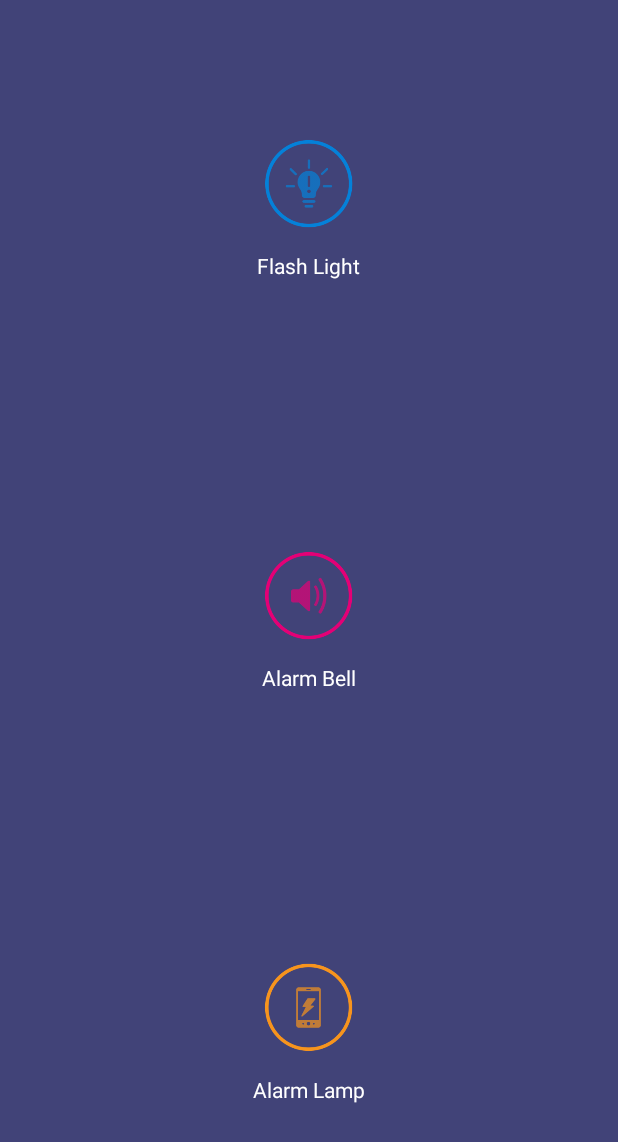
After one commit to dearhj/ToolBag, an Android app: the AlarmActivity screen opened directly, with no data from a screen before it, on a phone screen of 412 x 824 dp. The commit adds this screen. Shown: the top 1142 px of the screen. Run offline under Robolectric (Android 15) with nearby library versions, the phone set to English and light mode, and no system bars.

Commit message:
实现警报功能

```diff
--- a/app/src/main/AndroidManifest.xml
+++ b/app/src/main/AndroidManifest.xml
@@ -22,6 +22,11 @@
         android:supportsRtl="true"
         android:theme="@style/Theme.TransparentNavigationBar"
         tools:targetApi="31">
+        <activity
+            android:name=".item.AlarmActivity"
+            android:configChanges="orientation|screenSize"
+            android:exported="false" />
+
         <service
             android:name=".LightControlService"
             android:enabled="true"
--- a/app/src/main/java/com/android/toolbag/MainActivity.kt
+++ b/app/src/main/java/com/android/toolbag/MainActivity.kt
@@ -9,6 +9,7 @@ import android.widget.SimpleAdapter
 import androidx.appcompat.app.AppCompatActivity
 import androidx.appcompat.widget.Toolbar
 import androidx.core.view.WindowCompat
+import com.android.toolbag.item.AlarmActivity
 import com.android.toolbag.item.FlashlightActivity
 import com.android.toolbag.widget.LineGridView
 
@@ -97,7 +98,8 @@ class MainActivity : AppCompatActivity() {
                 println("打开指南针")
             }
             getString(R.string.alarm) -> {
-                println("打开警报")
+                val intent = Intent(this, AlarmActivity::class.java)
+                startActivity(intent)
             }
         }
     }
--- /dev/null
+++ b/app/src/main/java/com/android/toolbag/item/AlarmActivity.kt
@@ -0,0 +1,223 @@
+package com.android.toolbag.item
+
+import android.annotation.SuppressLint
+import android.content.res.Configuration
+import android.graphics.Color
+import android.media.MediaPlayer
+import android.os.Build
+import android.os.Bundle
+import android.provider.Settings
+import android.view.View
+import android.widget.FrameLayout
+import android.widget.ImageView
+import androidx.appcompat.app.AppCompatActivity
+import androidx.core.content.ContextCompat
+import androidx.core.view.WindowCompat
+import com.android.toolbag.App.Companion.cameraManager
+import com.android.toolbag.R
+import kotlinx.coroutines.Dispatchers
+import kotlinx.coroutines.Job
+import kotlinx.coroutines.MainScope
+import kotlinx.coroutines.delay
+import kotlinx.coroutines.launch
+
+
+class AlarmActivity : AppCompatActivity() {
+    private var halfTop: FrameLayout? = null
+    private var halfBottom: FrameLayout? = null
+    private var halfTopLand: FrameLayout? = null
+    private var halfBottomLand: FrameLayout? = null
+    private var flashLightButton: ImageView? = null
+    private var alarmBellButton: ImageView? = null
+    private var alarmLampButton: ImageView? = null
+
+    private var mediaPlayer: MediaPlayer? = null
+
+    private var lightJob: Job? = null
+    private var alarmLightJob: Job? = null
+
+    private var flashLightFlag = false
+    private var alarmLightFlag = false
+
+
+    @SuppressLint("MissingInflatedId")
+    override fun onCreate(savedInstanceState: Bundle?) {
+        super.onCreate(savedInstanceState)
+        setContentView(R.layout.activity_alarm)
+        if (Build.VERSION.SDK_INT >= Build.VERSION_CODES.R) {
+            WindowCompat.setDecorFitsSystemWindows(window, false)
+            window.isNavigationBarContrastEnforced = false
+        }
+        halfTop = findViewById(R.id.top_half)
+        halfTopLand = findViewById(R.id.top_half_land)
+        halfBottom = findViewById(R.id.bottom_half)
+        halfBottomLand = findViewById(R.id.bottom_half_land)
+        flashLightButton = findViewById(R.id.flashImage)
+        alarmBellButton = findViewById(R.id.soundImage)
+        alarmLampButton = findViewById(R.id.lightImage)
+
+        if (getResources().configuration.orientation != Configuration.ORIENTATION_PORTRAIT) {
+            halfTop?.visibility = View.GONE
+            halfTopLand?.visibility = View.VISIBLE
+            halfBottom?.visibility = View.GONE
+            halfBottomLand?.visibility = View.VISIBLE
+        } else {
+            halfTop?.visibility = View.VISIBLE
+            halfTopLand?.visibility = View.GONE
+            halfBottom?.visibility = View.VISIBLE
+            halfBottomLand?.visibility = View.GONE
+        }
+
+        flashLightButton?.setOnClickListener {
+            if (!flashLightFlag) {
+                if ((Settings.Global.getString(contentResolver, "flashLight_sos")
+                        ?: "off") != "off"
+                ) {
+                    Settings.Global.putString(contentResolver, "flashLight_sos", "off")
+                }
+                if ((Settings.Global.getString(contentResolver, "flashLight_normal")
+                        ?: "off") != "off"
+                ) {
+                    Settings.Global.putString(contentResolver, "flashLight_normal", "off")
+                }
+                flashLightButton?.setImageResource(R.drawable.btn_flashlight_two)
+                flashLightFlag = true
+                flashLightThread(true)
+            } else {
+                flashLightButton?.setImageResource(R.drawable.btn_flashlight_one)
+                flashLightFlag = false
+                flashLightThread(false)
+            }
+        }
+
+        alarmBellButton?.setOnClickListener { playOrStopRing() }
+
+        alarmLampButton?.setOnClickListener {
+            if (!alarmLightFlag) {
+                alarmLightFlag = true
+                playOrStopAlarmLight(true)
+                alarmLampButton?.setImageResource(R.drawable.btn_screenflash_two)
+            } else {
+                alarmLightFlag = false
+                playOrStopAlarmLight(false)
+                alarmLampButton?.setImageResource(R.drawable.btn_screenflash_one)
+            }
+        }
+    }
+
+    override fun onResume() {
+        super.onResume()
+        flashLightFlag = false
+        alarmLightFlag = false
+        flashLightButton?.setImageResource(R.drawable.btn_flashlight_one)
+        alarmLampButton?.setImageResource(R.drawable.btn_screenflash_one)
+        alarmBellButton?.setImageResource(R.drawable.btn_alarmring_one)
+        halfTop?.setBackgroundColor(ContextCompat.getColor(this, R.color.flash_blue))
+        halfTopLand?.setBackgroundColor(ContextCompat.getColor(this, R.color.flash_blue))
+        halfBottom?.setBackgroundColor(ContextCompat.getColor(this, R.color.flash_blue))
+        halfBottomLand?.setBackgroundColor(ContextCompat.getColor(this, R.color.flash_blue))
+    }
+
+    override fun onStop() {
+        super.onStop()
+        cameraManager?.setTorchMode("0", false)
+        lightJob?.cancel()
+
+        if (mediaPlayer != null && mediaPlayer!!.isPlaying) {
+            mediaPlayer!!.stop()
+            mediaPlayer!!.release()
+            mediaPlayer = null
+        }
+        alarmLightJob?.cancel()
+    }
+
+    private fun playOrStopAlarmLight(alarmLightUp: Boolean) {
+        if (alarmLightUp) {
+            alarmLightJob = MainScope().launch(Dispatchers.Main) {
+                while (true) {
+                    for (i in 1..4) {
+                        halfTop?.setBackgroundColor(Color.RED)
+                        halfTopLand?.setBackgroundColor(Color.RED)
+                        halfBottom?.setBackgroundColor(Color.BLUE)
+                        halfBottomLand?.setBackgroundColor(Color.BLUE)
+                        delay(100)
+                        halfTop?.setBackgroundColor(Color.BLACK)
+                        halfTopLand?.setBackgroundColor(Color.BLACK)
+                        halfBottom?.setBackgroundColor(Color.BLACK)
+                        halfBottomLand?.setBackgroundColor(Color.BLACK)
+                        delay(100)
+                    }
+                    for (i in 1..4) {
+                        halfTop?.setBackgroundColor(Color.RED)
+                        halfTopLand?.setBackgroundColor(Color.RED)
+                        halfBottom?.setBackgroundColor(Color.BLACK)
+                        halfBottomLand?.setBackgroundColor(Color.BLACK)
+                        delay(100)
+                        halfTop?.setBackgroundColor(Color.BLACK)
+                        halfTopLand?.setBackgroundColor(Color.BLACK)
+                        halfBottom?.setBackgroundColor(Color.BLUE)
+                        halfBottomLand?.setBackgroundColor(Color.BLUE)
+                        delay(100)
+                    }
+                    halfTop?.setBackgroundColor(Color.RED)
+                    halfTopLand?.setBackgroundColor(Color.RED)
+                    halfBottom?.setBackgroundColor(Color.BLUE)
+                    halfBottomLand?.setBackgroundColor(Color.BLUE)
+                }
+            }
+        } else {
+            alarmLightJob?.cancel()
+            halfTop?.setBackgroundColor(ContextCompat.getColor(this, R.color.flash_blue))
+            halfTopLand?.setBackgroundColor(ContextCompat.getColor(this, R.color.flash_blue))
+            halfBottom?.setBackgroundColor(ContextCompat.getColor(this, R.color.flash_blue))
+            halfBottomLand?.setBackgroundColor(ContextCompat.getColor(this, R.color.flash_blue))
+        }
+    }
+
+    private fun playOrStopRing() {
+        if (mediaPlayer != null && mediaPlayer!!.isPlaying) {
+            mediaPlayer!!.stop()
+            mediaPlayer!!.release()
+            mediaPlayer = null
+            alarmBellButton?.setImageResource(R.drawable.btn_alarmring_one)
+            return
+        }
+        val create = MediaPlayer.create(this, R.raw.warning_ring)
+        mediaPlayer = create
+        create.isLooping = true
+        mediaPlayer?.start()
+        alarmBellButton?.setImageResource(R.drawable.btn_alarmring_two)
+    }
+
+
+    private fun flashLightThread(lightUp: Boolean) {
+        if (lightUp) {
+            lightJob = MainScope().launch(Dispatchers.IO) {
+                while (true) {
+                    cameraManager?.setTorchMode("0", true)
+                    delay(100)
+                    cameraManager?.setTorchMode("0", false)
+                    delay(100)
+                }
+            }
+        } else {
+            lightJob?.cancel()
+            cameraManager?.setTorchMode("0", false)
+        }
+    }
+
+    override fun onConfigurationChanged(newConfig: Configuration) {
+        super.onConfigurationChanged(newConfig)
+        if (newConfig.orientation == Configuration.ORIENTATION_LANDSCAPE) {
+            halfTop?.visibility = View.GONE
+            halfTopLand?.visibility = View.VISIBLE
+            halfBottom?.visibility = View.GONE
+            halfBottomLand?.visibility = View.VISIBLE
+        } else if (newConfig.orientation == Configuration.ORIENTATION_PORTRAIT) {
+            halfTop?.visibility = View.VISIBLE
+            halfTopLand?.visibility = View.GONE
+            halfBottom?.visibility = View.VISIBLE
+            halfBottomLand?.visibility = View.GONE
+        }
+    }
+}
--- /dev/null
+++ b/app/src/main/res/layout/activity_alarm.xml
@@ -0,0 +1,119 @@
+<?xml version="1.0" encoding="utf-8"?>
+<androidx.constraintlayout.widget.ConstraintLayout xmlns:android="http://schemas.android.com/apk/res/android"
+    xmlns:app="http://schemas.android.com/apk/res-auto"
+    xmlns:tools="http://schemas.android.com/tools"
+    android:layout_width="match_parent"
+    android:layout_height="match_parent"
+    android:background="@color/flash_blue"
+    android:fitsSystemWindows="true">
+
+    <FrameLayout
+        android:id="@+id/top_half"
+        android:layout_width="match_parent"
+        android:layout_height="0dp"
+        android:background="@color/flash_blue"
+        app:layout_constraintBottom_toTopOf="@+id/bottom_half"
+        app:layout_constraintTop_toTopOf="parent" />
+
+    <FrameLayout
+        android:id="@+id/bottom_half"
+        android:layout_width="match_parent"
+        android:layout_height="0dp"
+        android:background="@color/flash_blue"
+        app:layout_constraintBottom_toBottomOf="parent"
+        app:layout_constraintTop_toBottomOf="@+id/top_half" />
+
+    <FrameLayout
+        android:id="@+id/top_half_land"
+        android:layout_width="0dp"
+        android:layout_height="match_parent"
+        android:visibility="gone"
+        android:background="@color/flash_blue"
+        app:layout_constraintRight_toLeftOf="@+id/bottom_half_land"
+        app:layout_constraintLeft_toLeftOf="parent" />
+
+    <FrameLayout
+        android:id="@+id/bottom_half_land"
+        android:layout_width="0dp"
+        android:layout_height="match_parent"
+        android:visibility="gone"
+        android:background="@color/flash_blue"
+        app:layout_constraintRight_toRightOf="parent"
+        app:layout_constraintLeft_toRightOf="@+id/top_half_land" />
+
+    <LinearLayout
+        android:id="@+id/flash"
+        android:layout_width="match_parent"
+        android:layout_height="0dp"
+        android:layout_weight="1"
+        android:gravity="center"
+        android:orientation="vertical"
+        app:layout_constraintBottom_toTopOf="@+id/sound"
+        app:layout_constraintTop_toTopOf="parent">
+
+        <ImageView
+            android:id="@+id/flashImage"
+            android:layout_width="70dp"
+            android:layout_height="70dp"
+            android:src="@drawable/btn_flashlight_one"
+            tools:ignore="MissingConstraints" />
+
+        <TextView
+            android:layout_width="wrap_content"
+            android:layout_height="wrap_content"
+            android:paddingTop="10dp"
+            android:text="@string/flashlight"
+            android:textColor="@color/white" />
+    </LinearLayout>
+
+    <!-- 第二个 LinearLayout -->
+    <LinearLayout
+        android:id="@+id/sound"
+        android:layout_width="match_parent"
+        android:layout_height="0dp"
+        android:layout_weight="1"
+        android:gravity="center"
+        android:orientation="vertical"
+        app:layout_constraintBottom_toTopOf="@+id/light"
+        app:layout_constraintTop_toBottomOf="@+id/flash">
+
+        <ImageView
+            android:id="@+id/soundImage"
+            android:layout_width="70dp"
+            android:layout_height="70dp"
+            android:src="@drawable/btn_alarmring_one"
+            tools:ignore="MissingConstraints" />
+
+        <TextView
+            android:layout_width="wrap_content"
+            android:layout_height="wrap_content"
+            android:paddingTop="10dp"
+            android:text="@string/alarming"
+            android:textColor="@color/white" />
+    </LinearLayout>
+
+    <LinearLayout
+        android:id="@+id/light"
+        android:layout_width="match_parent"
+        android:layout_height="0dp"
+        android:layout_weight="1"
+        android:gravity="center"
+        android:orientation="vertical"
+        app:layout_constraintBottom_toBottomOf="parent"
+        app:layout_constraintTop_toBottomOf="@+id/sound">
+
+        <ImageView
+            android:id="@+id/lightImage"
+            android:layout_width="70dp"
+            android:layout_height="70dp"
+            android:src="@drawable/btn_screenflash_one"
+            tools:ignore="MissingConstraints" />
+
+        <TextView
+            android:layout_width="wrap_content"
+            android:layout_height="wrap_content"
+            android:paddingTop="10dp"
+            android:text="@string/screen_flash"
+            android:textColor="@color/white" />
+    </LinearLayout>
+</androidx.constraintlayout.widget.ConstraintLayout>
--- a/app/src/main/res/values/strings.xml
+++ b/app/src/main/res/values/strings.xml
@@ -12,4 +12,7 @@
     <string name="protractor">Protractor</string>
     <string name="torch">Flashlight</string>
     <string name="services_tip">Welcome to the ToolBag application!</string>
+    <string name="flashlight">Flash Light</string>
+    <string name="alarming">Alarm Bell</string>
+    <string name="screen_flash">Alarm Lamp</string>
 </resources>
```
Also changed, not shown: app/src/main/res/drawable/btn_alarmring_one.png (added), app/src/main/res/drawable/btn_alarmring_two.png (added), app/src/main/res/drawable/btn_flashlight_one.png (added), app/src/main/res/drawable/btn_flashlight_two.png (added), app/src/main/res/drawable/btn_screenflash_one.png (added), app/src/main/res/drawable/btn_screenflash_two.png (added), 2 other files.
